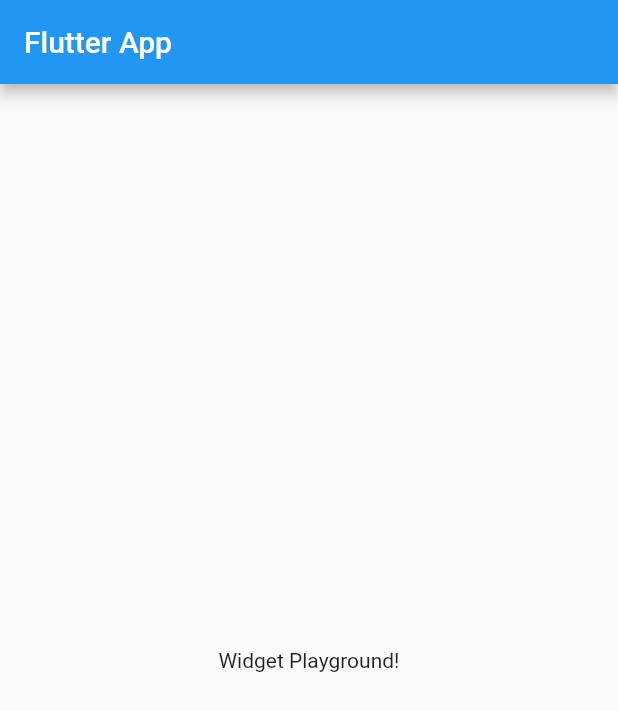
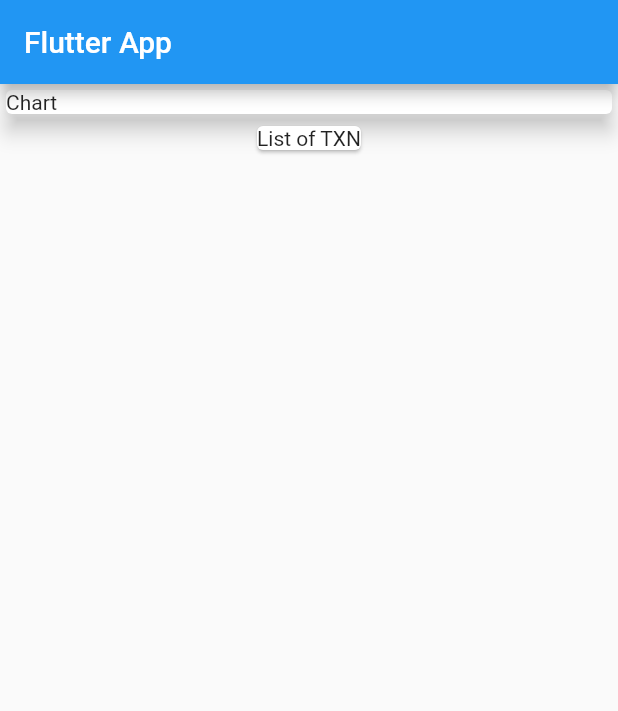
Before and after one commit to sk25469/Personal_Expenses, a Flutter app: the screen it shows after launch, on a phone screen of 412 x 824 dp. Shown: the top 711 px of the screen. Run offline on Flutter 3.47's test engine with Material 2 defaults, Android fonts, the phone set to English and light mode, and no system bars.

Commit message:
created the transaction model

```diff
--- /dev/null
+++ b/lib/Model/Transaction.dart
@@ -0,0 +1,14 @@
+import 'package:flutter/foundation.dart';
+
+class Transaction {
+  final String id;
+  final String title;
+  final double amount;
+  final DateTime date;
+
+  Transaction(
+      {required this.amount,
+      required this.id,
+      required this.date,
+      required this.title});
+}
--- a/lib/main.dart
+++ b/lib/main.dart
@@ -1,4 +1,5 @@
 import 'package:flutter/material.dart';
+import './Model/Transaction.dart';
 
 void main() => runApp(MyApp());
 
@@ -15,14 +16,40 @@ class MyApp extends StatelessWidget {
 
 // ignore: use_key_in_widget_constructors
 class MyHomePage extends StatelessWidget {
+  final List<Transaction> transaction = [
+    Transaction(
+      amount: 69.420,
+      id: "1",
+      date: DateTime.now(),
+      title: "My new phone",
+    ),
+    Transaction(
+      amount: 420.69,
+      id: "2",
+      date: DateTime.now(),
+      title: "My new mechanical keyboard",
+    ),
+  ];
   @override
   Widget build(BuildContext context) {
     return Scaffold(
       appBar: AppBar(
         title: const Text('Flutter App'),
       ),
-      body: const Center(
-        child: Text('Widget Playground!'),
+      body: Column(
+        children: <Widget>[
+          Card(
+            // ignore: sized_box_for_whitespace
+            child: Container(
+              width: double.infinity,
+              child: Text("Chart"),
+            ),
+            elevation: 6,
+          ),
+          Card(
+            child: Text("List of TXN"),
+          ),
+        ],
       ),
     );
   }
```
